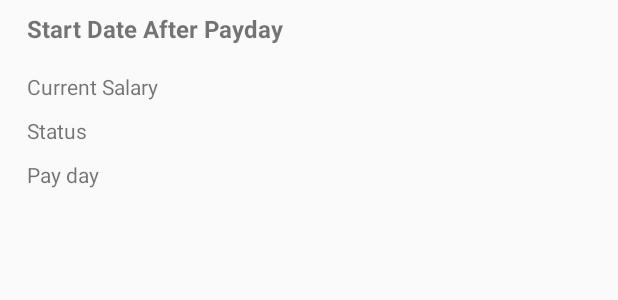
After one commit to SienLancer/yhourstaffproject, an Android app: the layout salary_item_layout.xml on its own in the app's theme, with its tools: preview values and no code run, on a phone screen of 412 x 824 dp. The commit adds this screen. Shown: the top 300 px of the screen. Run offline under Robolectric (Android 15) with nearby library versions, the phone set to English and light mode, and no system bars.

Commit message:
add function salary list

```diff
--- a/app/src/main/AndroidManifest.xml
+++ b/app/src/main/AndroidManifest.xml
@@ -18,6 +18,9 @@
         android:supportsRtl="true"
         android:theme="@style/Theme.FinalProject"
         tools:targetApi="31">
+        <activity
+            android:name=".activities.SalaryListActivity"
+            android:exported="false" />
         <activity
             android:name=".activities.SalaryActivity"
             android:exported="false" />
--- a/app/src/main/res/layout/activity_salary.xml
+++ b/app/src/main/res/layout/activity_salary.xml
@@ -54,4 +54,10 @@
         android:layout_height="wrap_content"
         android:layout_marginTop="30dp"
         android:text="Received Salary" />
+    <Button
+        android:id="@+id/salary_list_btn"
+        android:layout_width="match_parent"
+        android:layout_height="wrap_content"
+        android:layout_marginTop="30dp"
+        android:text="Salary List" />
 </LinearLayout>
--- /dev/null
+++ b/app/src/main/res/layout/salary_item_layout.xml
@@ -0,0 +1,68 @@
+<!-- week_item_layout.xml -->
+<androidx.constraintlayout.widget.ConstraintLayout xmlns:android="http://schemas.android.com/apk/res/android"
+    xmlns:app="http://schemas.android.com/apk/res-auto"
+    xmlns:tools="http://schemas.android.com/tools"
+    android:layout_width="match_parent"
+    android:layout_height="wrap_content"
+    android:orientation="vertical">
+
+    <TextView
+        android:id="@+id/start_date_after_payday_tv"
+        android:layout_width="wrap_content"
+        android:layout_height="wrap_content"
+        android:layout_marginStart="10dp"
+        android:padding="8dp"
+        android:text="Start Date After Payday"
+        android:textSize="16sp"
+        android:textStyle="bold"
+        app:layout_constraintStart_toStartOf="parent"
+        app:layout_constraintTop_toTopOf="parent" />
+
+    <TextView
+        android:id="@+id/current_salary_tv"
+        android:layout_width="wrap_content"
+        android:layout_height="wrap_content"
+        android:layout_marginStart="10dp"
+        android:layout_marginTop="10dp"
+        android:paddingStart="8dp"
+        android:paddingEnd="8dp"
+        android:text="Current Salary"
+        android:textSize="14sp"
+        app:layout_constraintStart_toStartOf="parent"
+        app:layout_constraintTop_toBottomOf="@+id/start_date_after_payday_tv" />
+
+    <TextView
+        android:id="@+id/status_salary_tv"
+        android:layout_width="wrap_content"
+        android:layout_height="wrap_content"
+        android:layout_marginStart="10dp"
+        android:layout_marginTop="10dp"
+        android:layout_marginBottom="5dp"
+        android:paddingStart="8dp"
+        android:paddingEnd="8dp"
+        android:text="Status"
+        android:textSize="14sp"
+        app:layout_constraintBottom_toBottomOf="parent"
+        app:layout_constraintStart_toStartOf="parent"
+        app:layout_constraintTop_toBottomOf="@+id/current_salary_tv"
+        app:layout_constraintVertical_bias="0.0" />
+
+    <TextView
+        android:id="@+id/payday_tv"
+        android:layout_width="wrap_content"
+        android:layout_height="wrap_content"
+        android:layout_marginStart="10dp"
+        android:layout_marginTop="10dp"
+        android:layout_marginBottom="5dp"
+        android:paddingStart="8dp"
+        android:paddingEnd="8dp"
+        android:text="Pay day"
+        android:textSize="14sp"
+        app:layout_constraintBottom_toBottomOf="parent"
+        app:layout_constraintStart_toStartOf="parent"
+        app:layout_constraintTop_toBottomOf="@+id/status_salary_tv"
+        app:layout_constraintVertical_bias="0.0" />
+
+
+
+</androidx.constraintlayout.widget.ConstraintLayout>
```
Also changed, not shown: app/src/main/java/com/example/yhourstaffproject/activities/SalaryActivity.java (+11 -1 lines), app/src/main/java/com/example/yhourstaffproject/activities/SalaryListActivity.java (added, +125 -0 lines), app/src/main/java/com/example/yhourstaffproject/adapter/SalaryAdapter.java (added, +66 -0 lines), app/src/main/java/com/example/yhourstaffproject/object/Salary.java (added, +64 -0 lines), app/src/main/res/layout/activity_salary_list.xml (added, +26 -0 lines).
